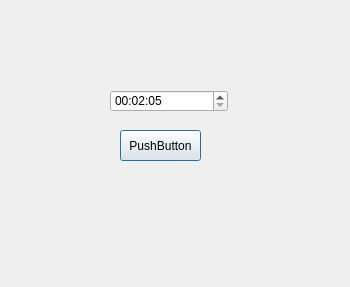
Qt form Lab2/element_alarm.ui (MariKush/OOP) before a commit.
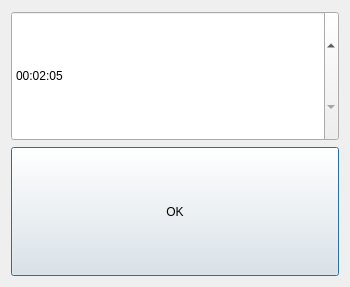
The same form after that commit.

```diff
--- a/Lab2/element_alarm.ui
+++ b/Lab2/element_alarm.ui
@@ -13,14 +13,14 @@
   <property name="windowTitle">
    <string>Dialog</string>
   </property>
+  <layout class="QVBoxLayout" name="verticalLayout">
+   <item>
   <widget class="QTimeEdit" name="timeEdit">
-   <property name="geometry">
-    <rect>
-     <x>110</x>
-     <y>90</y>
-     <width>118</width>
-     <height>22</height>
-    </rect>
+     <property name="sizePolicy">
+      <sizepolicy hsizetype="Preferred" vsizetype="Preferred">
+       <horstretch>0</horstretch>
+       <verstretch>0</verstretch>
+      </sizepolicy>
    </property>
    <property name="time">
     <time>
@@ -30,19 +30,21 @@
     </time>
    </property>
   </widget>
+   </item>
+   <item>
   <widget class="QPushButton" name="return_time">
-   <property name="geometry">
-    <rect>
-     <x>120</x>
-     <y>130</y>
-     <width>81</width>
-     <height>31</height>
-    </rect>
+     <property name="sizePolicy">
+      <sizepolicy hsizetype="Preferred" vsizetype="Preferred">
+       <horstretch>0</horstretch>
+       <verstretch>0</verstretch>
+      </sizepolicy>
    </property>
    <property name="text">
-    <string>PushButton</string>
-   </property>
-  </widget>
+      <string>OK</string>
+     </property>
+    </widget>
+   </item>
+  </layout>
  </widget>
  <resources/>
  <connections/>
```
Left out of the diff: 4 changed lines with no effect on the pictures. Lines whose indentation alone changed are shown as unchanged.
